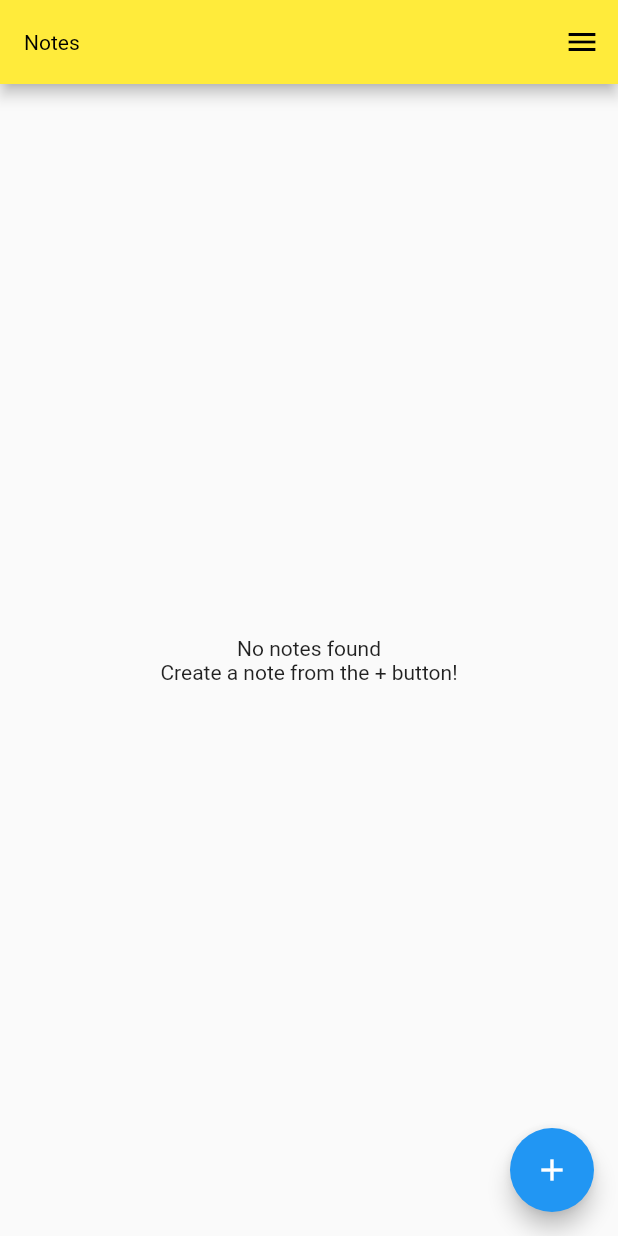
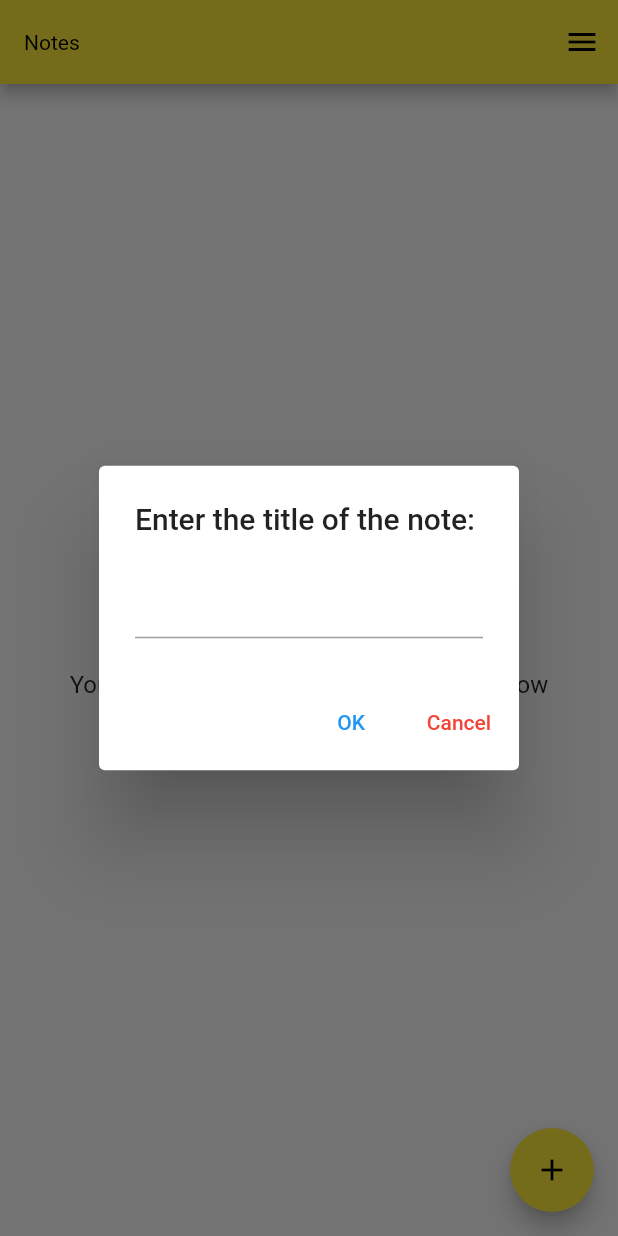
Before and after one commit to anaghajp1996/notes, a Flutter app: the screen it shows once a user with an empty profile is signed in, after a tap on the "add" icon, on a phone screen of 412 x 824 dp. Run offline on Flutter 3.47's test engine with Material 2 defaults, Android fonts, the phone set to English and light mode, and no system bars; our stand-ins replace cloud_firestore, firebase_auth, firebase_core; accounts and stored records are empty.

Commit message:
feat: Add feature to add new notes

```diff
--- a/lib/main.dart
+++ b/lib/main.dart
@@ -2,7 +2,7 @@ import 'package:cloud_firestore/cloud_firestore.dart';
 import 'package:firebase_auth/firebase_auth.dart';
 import 'package:firebase_core/firebase_core.dart';
 import 'package:flutter/material.dart';
-import 'package:notes/view/screens/notes-screen.dart';
+import 'package:notes/view/screens/notes-list-screen.dart';
 import 'package:notes/view/screens/sign-in-screen.dart';
 
 Future<void> main() async {
--- a/lib/models/note.dart
+++ b/lib/models/note.dart
@@ -1,8 +1,9 @@
 class Note {
+  String id;
   String title;
   String content;
   DateTime createdOn;
   DateTime lastEditedOn;
 
-  Note({this.content, this.createdOn, this.lastEditedOn, this.title});
+  Note({this.content, this.createdOn, this.lastEditedOn, this.title, this.id});
 }
--- a/lib/view-models/notes-viewmodel.dart
+++ b/lib/view-models/notes-viewmodel.dart
@@ -5,17 +5,38 @@ import 'package:notes/models/note.dart';
 class NotesViewModel {
   Future<List<Note>> getNotes() async {
     List<Note> notes = [];
-    final notesSnapshot =
-        await firestore.collection('users').doc(auth.currentUser.uid).get();
-    final notesMap = notesSnapshot.data();
-    notesMap.forEach((key, value) {
-      final notesList = value as List;
-      if (notesList != null) {
-        if (notesList.isNotEmpty) {
-          //
-        }
-      }
+    final notesSnapshot = await firestore
+        .collection('users')
+        .doc(auth.currentUser.uid)
+        .collection('notes')
+        .get();
+    final notesMap = notesSnapshot.docs;
+    notesMap.forEach((key) {
+      final createdOn = key['createdOn'] as Timestamp;
+      final lastEditedOn = key['lastEditedOn'] as Timestamp;
+      final note = Note(
+          id: key.id,
+          content: key['content'],
+          title: key['title'],
+          createdOn: DateTime.fromMicrosecondsSinceEpoch(
+              createdOn.microsecondsSinceEpoch),
+          lastEditedOn: DateTime.fromMicrosecondsSinceEpoch(
+              lastEditedOn.microsecondsSinceEpoch));
+      notes.add(note);
     });
     return notes ?? [];
   }
+
+  Future createNote(String title, String content) async {
+    final _ = await firestore
+        .collection('users')
+        .doc(auth.currentUser.uid)
+        .collection('notes')
+        .add({
+      'title': title,
+      'content': content,
+      'createdOn': DateTime.now(),
+      'lastEditedOn': DateTime.now()
+    });
+  }
 }
--- /dev/null
+++ b/lib/view/screens/notes-list-screen.dart
@@ -0,0 +1,214 @@
+import 'package:flutter/material.dart';
+import 'package:notes/helpers/helper.dart';
+import 'package:notes/main.dart';
+import 'package:notes/models/note.dart';
+import 'package:notes/view-models/notes-viewmodel.dart';
+import 'package:notes/view/screens/notes-screen.dart';
+
+class NotesListScreen extends StatelessWidget {
+  @override
+  Widget build(BuildContext context) {
+    return Scaffold(
+      floatingActionButton: FloatingActionButton(
+        backgroundColor: Colors.yellow,
+        child: Icon(
+          Icons.add,
+          color: Colors.black,
+        ),
+        onPressed: () {
+          final titleController = TextEditingController();
+          final formKey = GlobalKey<FormState>();
+          showDialog(
+              barrierDismissible: true,
+              context: context,
+              builder: (_) {
+                return AlertDialog(
+                  title: Text('Enter the title of the note:'),
+                  content: Form(
+                    key: formKey,
+                    child: TextFormField(
+                      decoration: InputDecoration(
+                          border: UnderlineInputBorder(
+                              borderSide: BorderSide(color: Colors.black))),
+                      controller: titleController,
+                      validator: (String text) {
+                        if (text.isEmpty) {
+                          return 'Please enter a title';
+                        }
+                        return null;
+                      },
+                    ),
+                  ),
+                  actions: [
+                    TextButton(
+                        onPressed: () {
+                          if (titleController.text.isEmpty) {
+                            formKey.currentState.validate();
+                          } else {
+                            Navigator.of(context).pop();
+                            Navigator.of(context).push(MaterialPageRoute(
+                                builder: (_) => NotesScreen(
+                                      title: titleController.text,
+                                    )));
+                          }
+                        },
+                        child: Text('OK')),
+                    TextButton(
+                        onPressed: () {
+                          Navigator.of(context).pop();
+                        },
+                        child: Text(
+                          'Cancel',
+                          style: TextStyle(color: Colors.red),
+                        ))
+                  ],
+                );
+              });
+        },
+      ),
+      endDrawer: Drawer(
+        child: ListView(
+          padding: EdgeInsets.zero,
+          children: <Widget>[
+            DrawerHeader(
+              child: Text(auth.currentUser.email ?? ''),
+              decoration: BoxDecoration(
+                color: Colors.yellow,
+              ),
+            ),
+            ListTile(
+              title: Text('Reset Password'),
+              onTap: () async {
+                showDialog(
+                    context: context,
+                    builder: (_) {
+                      return AlertDialog(
+                        content: Text(
+                            'A password reset link will be sent to your email ID, ${auth.currentUser.email}. You will be signed out so you can sign back in with your new password.'),
+                        actions: [
+                          TextButton(
+                              onPressed: () {
+                                Navigator.of(context).pop();
+                              },
+                              child: Text(
+                                'Cancel',
+                                style: TextStyle(color: Colors.red),
+                              )),
+                          TextButton(
+                              onPressed: () async {
+                                Navigator.of(context).pop();
+                                showCircularIndicator();
+                                await auth.sendPasswordResetEmail(
+                                    email: auth.currentUser.email);
+                                Navigator.of(context).pop();
+                                showDialog(
+                                    barrierDismissible: false,
+                                    context: context,
+                                    builder: (_) {
+                                      return AlertDialog(
+                                        content: Text(
+                                            'A password reset link has been sent to your email ID, ${auth.currentUser.email}. Follow the instructions in the email to reset your password.'),
+                                        actions: [
+                                          TextButton(
+                                              onPressed: () {
+                                                Navigator.of(context).pop();
+                                                auth.signOut();
+                                              },
+                                              child: Text(
+                                                'OK',
+                                                style: TextStyle(
+                                                    color: Colors.yellow),
+                                              ))
+                                        ],
+                                      );
+                                    });
+                              },
+                              child: Text('OK'))
+                        ],
+                      );
+                    });
+              },
+            ),
+            ListTile(
+              title: Text('Sign Out'),
+              onTap: () {
+                auth.signOut();
+              },
+            ),
+          ],
+        ),
+      ),
+      appBar: AppBar(
+        title: Text(
+          'Notes',
+          style: TextStyle(color: Colors.black),
+        ),
+      ),
+      body: FutureBuilder(
+          future: NotesViewModel().getNotes(),
+          builder: (context, AsyncSnapshot<List<Note>> snapshot) {
+            if (snapshot.connectionState == ConnectionState.waiting) {
+              return Center(child: CircularProgressIndicator());
+            } else {
+              return snapshot.data.length == 0
+                  ? Center(
+                      child: Column(
+                        mainAxisAlignment: MainAxisAlignment.center,
+                        children: [
+                          Text('No notes found!',
+                              textAlign: TextAlign.center,
+                              style: TextStyle(
+                                  fontSize: 22, fontWeight: FontWeight.bold)),
+                          Text(
+                            'You can create one by using the + icon below',
+                            textAlign: TextAlign.center,
+                            style: TextStyle(fontSize: 16, height: 2),
+                          ),
+                        ],
+                      ),
+                    )
+                  : Padding(
+                      padding: const EdgeInsets.all(16),
+                      child: ListView.builder(
+                          itemCount: snapshot.data.length,
+                          itemBuilder: (_, index) {
+                            final notes = snapshot.data;
+                            return Padding(
+                              padding: const EdgeInsets.only(bottom: 8),
+                              child: Column(
+                                crossAxisAlignment: CrossAxisAlignment.start,
+                                children: [
+                                  Text(
+                                    notes[index].title.isEmpty
+                                        ? notes[index].content
+                                        : notes[index].title,
+                                    style: TextStyle(
+                                        fontWeight: FontWeight.bold,
+                                        fontSize: 16),
+                                  ),
+                                  Padding(
+                                    padding:
+                                        const EdgeInsets.symmetric(vertical: 8),
+                                    child: Text(
+                                      notes[index].content,
+                                      style: TextStyle(fontSize: 16),
+                                      maxLines: 2,
+                                      overflow: TextOverflow.ellipsis,
+                                    ),
+                                  ),
+                                  Divider(
+                                    color: Colors.grey,
+                                    thickness: 1,
+                                    indent: 4,
+                                    endIndent: 4,
+                                  )
+                                ],
+                              ),
+                            );
+                          }),
+                    );
+            }
+          }),
+    );
+  }
+}
--- a/lib/view/screens/notes-screen.dart
+++ b/lib/view/screens/notes-screen.dart
@@ -1,114 +1,46 @@
 import 'package:flutter/material.dart';
 import 'package:notes/helpers/helper.dart';
-import 'package:notes/main.dart';
-import 'package:notes/models/note.dart';
 import 'package:notes/view-models/notes-viewmodel.dart';
 
 class NotesScreen extends StatelessWidget {
+  final String title;
+  NotesScreen({this.title});
+
   @override
   Widget build(BuildContext context) {
+    final contentController = TextEditingController();
     return Scaffold(
-      floatingActionButton: FloatingActionButton(
-        child: Icon(Icons.add),
-        onPressed: () {},
+      appBar: AppBar(
+        title: Text(
+          title ?? '',
+          style: TextStyle(color: Colors.black),
+          overflow: TextOverflow.ellipsis,
+        ),
+        actions: [
+          IconButton(
+              icon: Icon(Icons.done),
+              onPressed: () {
+                showCircularIndicator();
+                NotesViewModel().createNote(title, contentController.text);
+                Navigator.of(context).pop();
+                Navigator.of(context).pop();
+              })
+        ],
       ),
-      endDrawer: Drawer(
-        child: ListView(
-          padding: EdgeInsets.zero,
-          children: <Widget>[
-            DrawerHeader(
-              child: Text(auth.currentUser.email ?? ''),
-              decoration: BoxDecoration(
-                color: Colors.yellow,
+      body: Padding(
+        padding: const EdgeInsets.all(16),
+        child: Column(
+          children: [
+            Expanded(
+              child: TextField(
+                controller: contentController,
+                cursorColor: Colors.black,
+                decoration: InputDecoration.collapsed(hintText: ''),
               ),
-            ),
-            ListTile(
-              title: Text('Reset Password'),
-              onTap: () async {
-                showDialog(
-                    context: context,
-                    builder: (_) {
-                      return AlertDialog(
-                        content: Text(
-                            'A password reset link will be sent to your email ID, ${auth.currentUser.email}. You will be signed out so you can sign back in with your new password.'),
-                        actions: [
-                          TextButton(
-                              onPressed: () {
-                                Navigator.of(context).pop();
-                              },
-                              child: Text(
-                                'Cancel',
-                                style: TextStyle(color: Colors.red),
-                              )),
-                          TextButton(
-                              onPressed: () async {
-                                Navigator.of(context).pop();
-                                showCircularIndicator();
-                                await auth.sendPasswordResetEmail(
-                                    email: auth.currentUser.email);
-                                Navigator.of(context).pop();
-                                showDialog(
-                                    barrierDismissible: false,
-                                    context: context,
-                                    builder: (_) {
-                                      return AlertDialog(
-                                        content: Text(
-                                            'A password reset link has been sent to your email ID, ${auth.currentUser.email}. Follow the instructions in the email to reset your password.'),
-                                        actions: [
-                                          TextButton(
-                                              onPressed: () {
-                                                Navigator.of(context).pop();
-                                                auth.signOut();
-                                              },
-                                              child: Text(
-                                                'OK',
-                                                style: TextStyle(
-                                                    color: Colors.yellow),
-                                              ))
-                                        ],
-                                      );
-                                    });
-                              },
-                              child: Text('OK'))
-                        ],
-                      );
-                    });
-              },
-            ),
-            ListTile(
-              title: Text('Sign Out'),
-              onTap: () {
-                auth.signOut();
-              },
-            ),
+            )
           ],
         ),
       ),
-      appBar: AppBar(
-        title: Text(
-          'Notes',
-          style: TextStyle(color: Colors.black),
-        ),
-      ),
-      body: FutureBuilder(
-          future: NotesViewModel().getNotes(),
-          builder: (context, AsyncSnapshot<List<Note>> snapshot) {
-            if (snapshot.connectionState == ConnectionState.waiting) {
-              return CircularProgressIndicator();
-            } else {
-              return snapshot.data.length == 0
-                  ? Center(
-                      child: Text(
-                      'No notes found\nCreate a note from the + button!',
-                      textAlign: TextAlign.center,
-                    ))
-                  : ListView.builder(
-                      itemCount: snapshot.data.length,
-                      itemBuilder: (_, index) {
-                        return Container();
-                      });
-            }
-          }),
     );
   }
 }
--- a/lib/view/screens/sign-in-screen.dart
+++ b/lib/view/screens/sign-in-screen.dart
@@ -4,7 +4,7 @@ import 'package:flutter/material.dart';
 import 'package:firebase_auth/firebase_auth.dart';
 import 'package:notes/helpers/helper.dart';
 import 'package:notes/main.dart';
-import 'package:notes/view/screens/notes-screen.dart';
+import 'package:notes/view/screens/notes-list-screen.dart';
 import 'package:notes/view/widgets/notes-flat-button.dart';
 import 'package:notes/view/widgets/notes-text-field.dart';
 
@@ -147,7 +147,7 @@ class _SignInScreenState extends State<SignInScreen> {
             return CircularProgressIndicator();
           } else {
             if (snapshot.data != null) {
-              return NotesScreen();
+              return NotesListScreen();
             }
             return signInScreenScaffold;
           }
```
